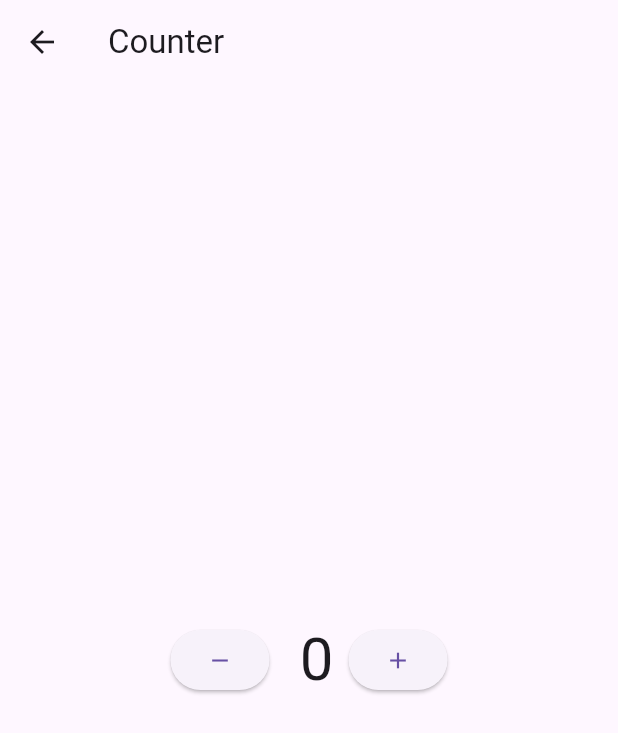
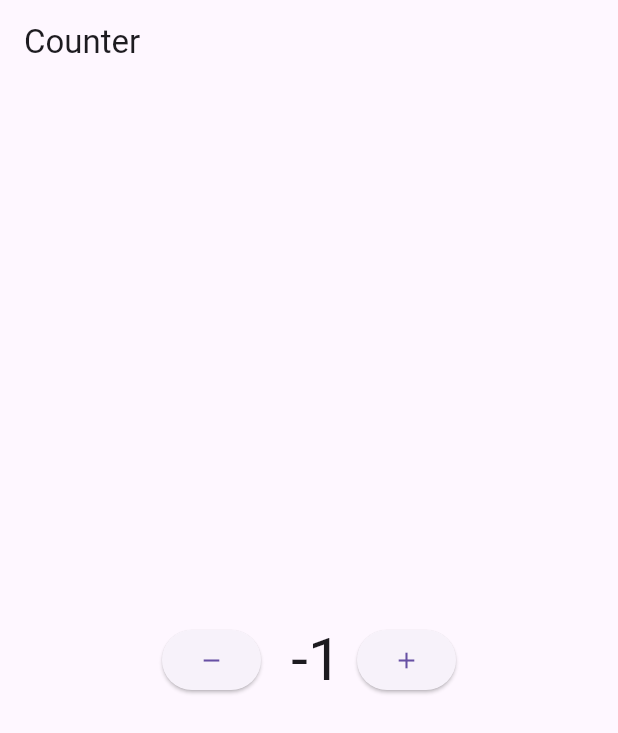
Before and after one commit to AhmedFathyAlex/flutter_s1, a Flutter app: the Counter screen opened directly, after a tap on the "remove" icon, on a phone screen of 412 x 824 dp. Shown: the top 733 px of the screen. Run offline on Flutter 3.47's test engine with Material 3 defaults, Android fonts, the phone set to English and light mode, and no system bars; our stand-ins replace google_fonts, shared_preferences; accounts and stored records are empty.

Commit message:
counter example

```diff
--- a/lib/ecommerce/data/product_service.dart
+++ b/lib/ecommerce/data/product_service.dart
@@ -1,5 +1,4 @@
 import 'dart:convert';
-import 'dart:developer';
 
 import 'package:flutter_s1/ecommerce/data/product_model.dart';
 import 'package:http/http.dart' as http;
--- a/lib/screens/counter.dart
+++ b/lib/screens/counter.dart
@@ -1,4 +1,5 @@
 import 'package:flutter/material.dart';
+import 'package:shared_preferences/shared_preferences.dart';
 
 class Counter extends StatefulWidget {
    Counter({super.key});
@@ -7,8 +8,15 @@
   State<Counter> createState() => _CounterState();
 }
 
+
 class _CounterState extends State<Counter> {
   int counter = 0;
+   @override
+  void initState() {
+    super.initState();
+    getCounter();
+  }
+
 
   @override
   Widget build(BuildContext context) {
@@ -18,17 +26,42 @@
         child: Row(
           mainAxisAlignment: MainAxisAlignment.center,
           children: [
-            ElevatedButton(onPressed: (){}, child: Icon(Icons.remove)),
+            ElevatedButton(onPressed: () async {
+
+              setState(() {
+                counter--;
+                saveNewCounter();
+              });
+            }, child: Icon(Icons.remove)),
             Padding(
               padding: const EdgeInsets.only(left: 20,right:10),
               child: Text('$counter',style: TextStyle(fontSize: 40),),
             ),
-            ElevatedButton(onPressed: (){}, child: Icon(Icons.add)),
+            ElevatedButton(onPressed: (){
+              setState(() {
+                counter++;
+                saveNewCounter();
+              });
+            }, child: Icon(Icons.add)),
           ],
         ),
       ),
     );
   }
+
+  saveNewCounter()async{
+  var sp = await SharedPreferences.getInstance();
+  sp.setInt('counter', counter);
+  }
+
+  getCounter()async{
+ var sp = await SharedPreferences.getInstance();
+  int count = sp.getInt('counter') ?? 0 ;
+  setState(() {
+    counter = count;
+  });
+  }
+
 }
 
 
--- a/pubspec.yaml
+++ b/pubspec.yaml
@@ -11,6 +11,7 @@
     sdk: flutter
   google_fonts: ^6.2.1
   http: ^1.3.0
+  shared_preferences: ^2.5.3
 
 dev_dependencies:
   flutter_test:
```
Also changed, not shown: lib/main.dart (+7 -3 lines), pubspec.lock.
